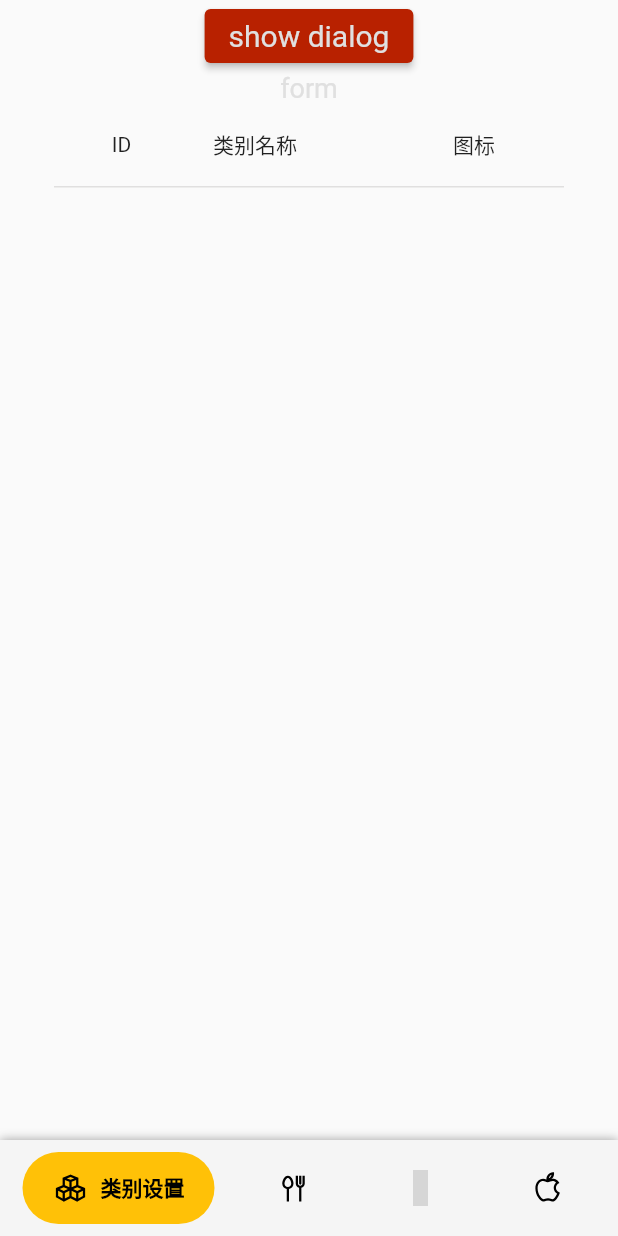
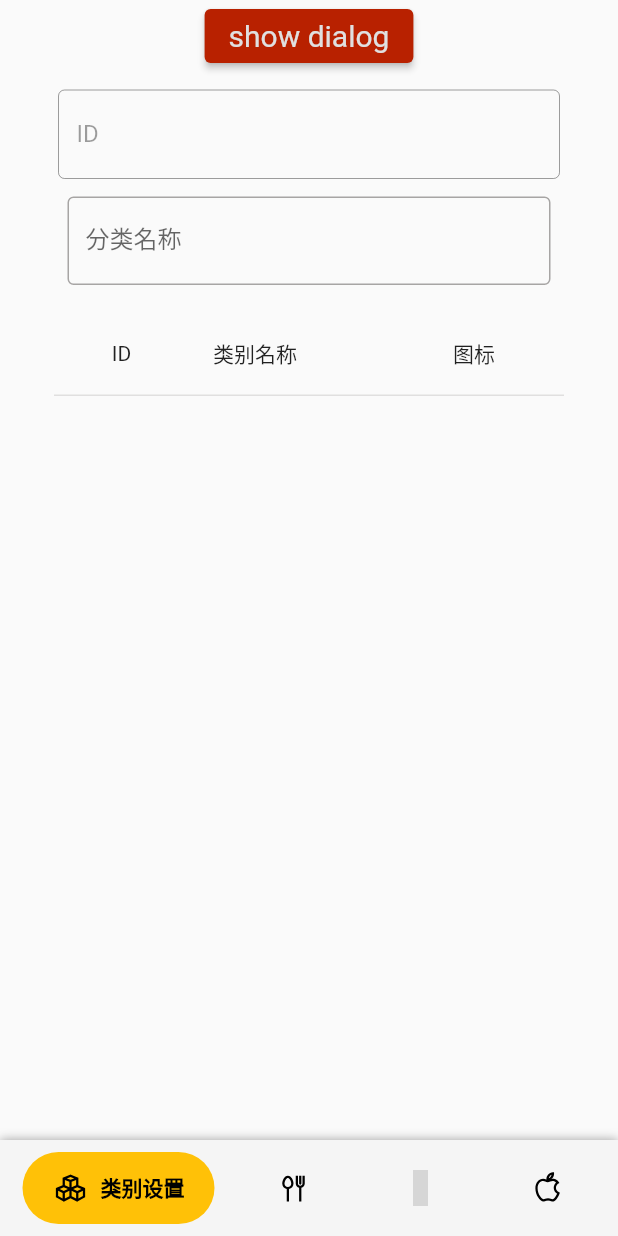
Before and after one commit to ZHANGJMJR/mywms, a Flutter app: the BasicDataPage screen opened directly, on a phone screen of 412 x 824 dp. Run offline on Flutter 3.47's test engine with Material 2 defaults, Android fonts, the phone set to English and light mode, and no system bars; drawn by our look-alikes of google_nav_bar, syncfusion_flutter_datagrid; our stand-ins replace awesome_dialog, dio, flutter_screenutil, flutter_svg, get, get_storage and 1 more; accounts and stored records are empty; project files that could hold a hidden picture were left out; grey boxes are pictures that could not be loaded.

Commit message:
10 commit

```diff
--- a/lib/screens/basicpage/CategoryGrid.dart
+++ b/lib/screens/basicpage/CategoryGrid.dart
@@ -1,16 +1,22 @@
 import 'package:awesome_dialog/awesome_dialog.dart';
+import 'package:flutter/cupertino.dart';
 import 'package:flutter/material.dart';
 import 'package:mywms/module/category.dart';
+import 'package:get/get.dart';
 
 /// DataGrid import
 import 'package:syncfusion_flutter_datagrid/datagrid.dart';
 import 'package:mywms/widgets/myextension.dart';
 import 'package:mywms/widgets/mywidgets.dart';
 
+import '../../controller/category_controller.dart';
+
 class CategoryGrid extends StatelessWidget {
+  final CategoryController _categoryController = Get.put(CategoryController());
   List<Category> _category = [];
   final DataGridController _categoryGridController = DataGridController();
-  final CategoryDataGridSource _categoryDataGridSource = CategoryDataGridSource();
+  final CategoryDataGridSource _categoryDataGridSource =
+      CategoryDataGridSource();
   CategoryGrid({Key? key}) : super(key: key);
 
   @override
@@ -35,17 +41,38 @@ class CategoryGrid extends StatelessWidget {
               myDialog.show();
             },
             child: 'show dialog'.toLabel(fontsize: 20)),
-        Form(child: Container(child: 'form'.toLabel(),),),
+        Form(
+            child: Column(
+          mainAxisSize: MainAxisSize.min,
+          children: [
+            TextFormField(
+              controller: _categoryController.idController,
+              decoration: InputDecoration(
+                  labelText: 'ID', border: OutlineInputBorder()),
+              enabled: false,
+            ).margin3.hPadding9.hPadding9.hPadding9,
+            TextFormField(
+              controller: _categoryController.titleController,
+              validator: (value){
+                  if(value!=null && value!.length < 2)
+                  {return '输入有效的分类名称！';}
+                  else{return null;}},
+              decoration: InputDecoration(
+                  labelText: '分类名称', border: OutlineInputBorder()),
+
+            ).margin9.hPadding9.hPadding9.hPadding9
+          ],
+        )).margin9,
         Expanded(
-            child:   SfDataGrid(
+          child: SfDataGrid(
             source: _categoryDataGridSource,
-                columns:  [
+            columns: [
               GridColumn(
                   columnName: 'id',
-                      label:  Container(
-                          padding:const EdgeInsets.symmetric(horizontal: 16.0),
+                  label: Container(
+                      padding: const EdgeInsets.symmetric(horizontal: 16.0),
                       alignment: Alignment.center,
-                          child:const Text(
+                      child: const Text(
                         'ID',
                         overflow: TextOverflow.ellipsis,
                       ))),
@@ -68,7 +95,6 @@ class CategoryGrid extends StatelessWidget {
                         '图标',
                         overflow: TextOverflow.ellipsis,
                       ))),
-
             ],
             controller: _categoryGridController,
             isScrollbarAlwaysShown: true,
```
Also changed, not shown: lib/controller/category_controller.dart (+13 -11 lines). Lines whose indentation alone changed are shown as unchanged.
